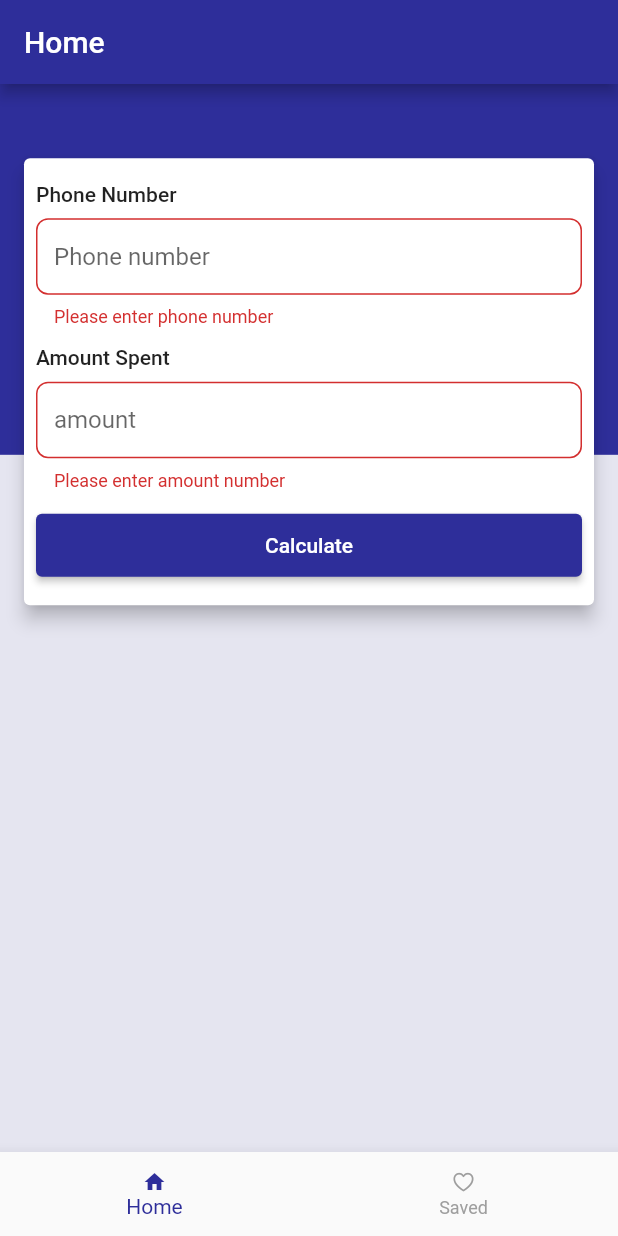
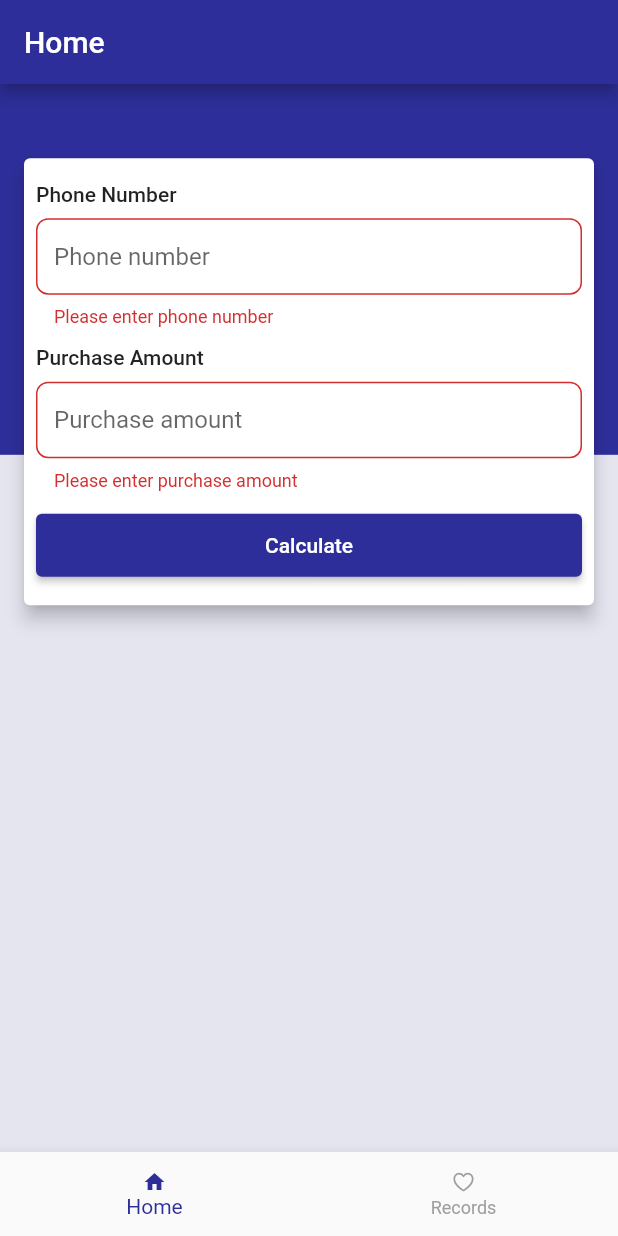
Before and after one commit to sznpok/reward_pioint, a Flutter app: the screen it shows after launch, after a tap on "Calculate", on a phone screen of 412 x 824 dp. Run offline on Flutter 3.47's test engine with Material 2 defaults, Android fonts, the light colour scheme and no system bars; our stand-ins replace hive; accounts and stored records are empty.

Commit message:
change name

```diff
--- a/lib/screen/home_screen.dart
+++ b/lib/screen/home_screen.dart
@@ -55,6 +55,12 @@ class _HomeScreenState extends State<HomeScreen> {
         ),
       ),
     );
+  }
+
+  @override
+  void dispose() {
+    _phoneNumber.dispose();
+    super.dispose();
   }
 
   @override
@@ -120,7 +126,7 @@ class _HomeScreenState extends State<HomeScreen> {
                             height: 12.0,
                           ),
                           Text(
-                            "Amount Spent",
+                            "Purchase Amount",
                             style: Theme.of(context).textTheme.bodyText1,
                           ),
                           const SizedBox(
@@ -128,11 +134,11 @@ class _HomeScreenState extends State<HomeScreen> {
                           ),
                           GeneralTextField(
                             obscureText: false,
-                            hintText: "amount",
+                            hintText: "Purchase amount",
                             keywordType: TextInputType.number,
                             validate: (String value) {
                               if (value.isEmpty) {
-                                return "Please enter amount number";
+                                return "Please enter purchase amount";
                               }
                             },
                             onChanged: (String value) {
@@ -148,6 +154,7 @@ class _HomeScreenState extends State<HomeScreen> {
                           const SizedBox(height: 12),
                           ElevatedButton(
                             onPressed: () {
+                              FocusScope.of(context).requestFocus(FocusNode());
                               _onSubmit();
                             },
                             child: const Text(
--- a/lib/screen/navigation_screen.dart
+++ b/lib/screen/navigation_screen.dart
@@ -42,7 +42,7 @@ class _NavigationScreenState extends State<NavigationScreen> {
             icon: Icon(
               CupertinoIcons.heart,
             ),
-            label: "Saved",
+            label: "Records",
           ),
         ],
       ),
--- a/lib/screen/reward_screen.dart
+++ b/lib/screen/reward_screen.dart
@@ -64,7 +64,7 @@ class RewardScreen extends StatelessWidget {
                           mainAxisAlignment: MainAxisAlignment.spaceBetween,
                           children: [
                             Text(
-                              "Total Amount Spent:",
+                              "Total Purchase Amount:",
                               style: Theme.of(context).textTheme.bodyText1,
                             ),
                             Text(
@@ -81,11 +81,11 @@ class RewardScreen extends StatelessWidget {
                           mainAxisAlignment: MainAxisAlignment.spaceBetween,
                           children: [
                             Text(
-                              "Total Reward Point:",
+                              "Total Cash Reward:",
                               style: Theme.of(context).textTheme.bodyText1,
                             ),
                             Text(
-                              rewardPoint,
+                              double.parse(rewardPoint).toStringAsFixed(2),
                               style: Theme.of(context).textTheme.subtitle1,
                             ),
                           ],
--- a/lib/screen/splash_screen.dart
+++ b/lib/screen/splash_screen.dart
@@ -23,7 +23,7 @@ class _SplashScreenState extends State<SplashScreen>
       duration: const Duration(seconds: 2),
       vsync: this,
     );
-    animation = CurvedAnimation(parent: controller, curve: Curves.decelerate);
+    animation = CurvedAnimation(parent: controller, curve: Curves.bounceOut);
     Timer(const Duration(seconds: 3), () {
       Navigator.pushAndRemoveUntil(
           context,
```
Also changed, not shown: lib/screen/history_screen.dart (+29 -9 lines).
